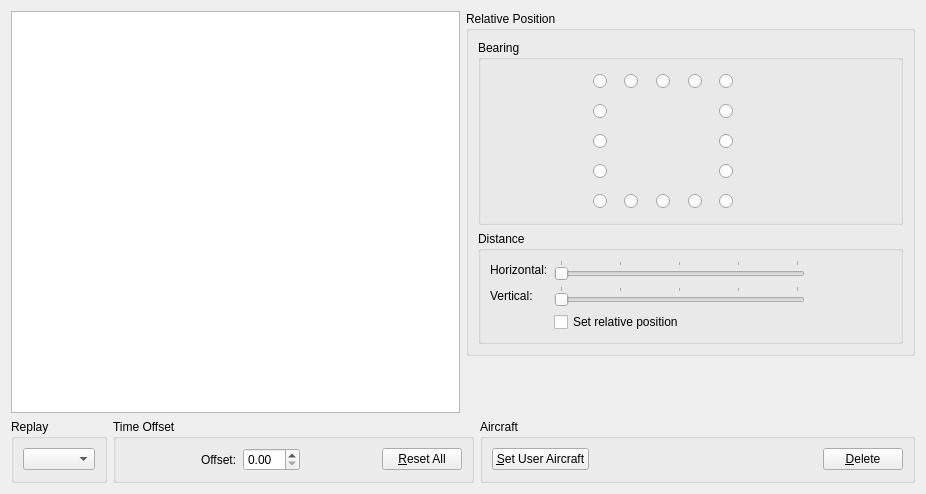
Before: the Qt Designer form src/Plugins/Module/Formation/src/FormationWidget.ui in till213/SkyDolly, drawn with Qt 5.
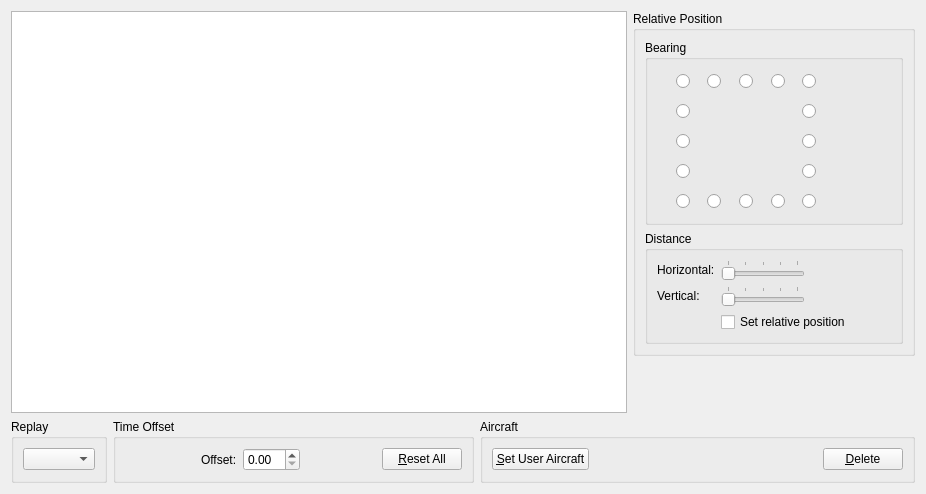
After: the same form once the commit is applied. Icons and pictures are not drawn. Custom widgets are drawn as their Qt base class.

Commit message: Restore fixed layout

Patch:
```diff
--- a/src/Plugins/Module/Formation/src/FormationWidget.ui
+++ b/src/Plugins/Module/Formation/src/FormationWidget.ui
@@ -36,6 +36,9 @@
           <string>Relative Position</string>
          </property>
          <layout class="QVBoxLayout" name="verticalLayout">
+          <property name="sizeConstraint">
+           <enum>QLayout::SetFixedSize</enum>
+          </property>
           <item>
            <widget class="QGroupBox" name="bearingGroupBox">
             <property name="sizePolicy">
```
